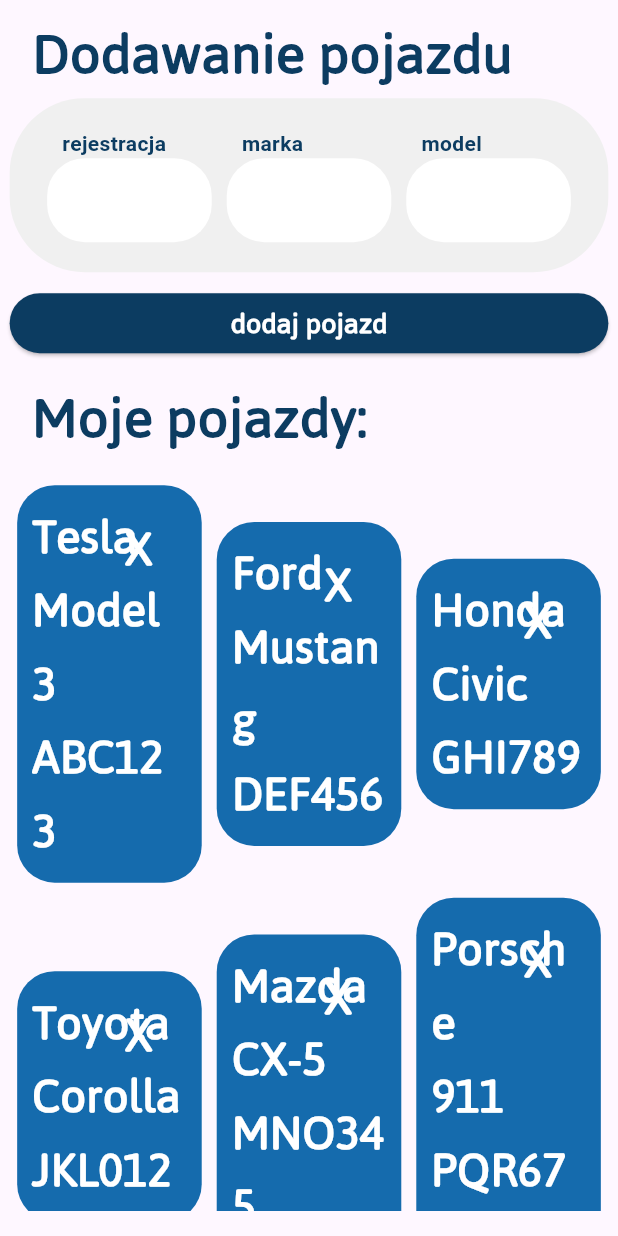
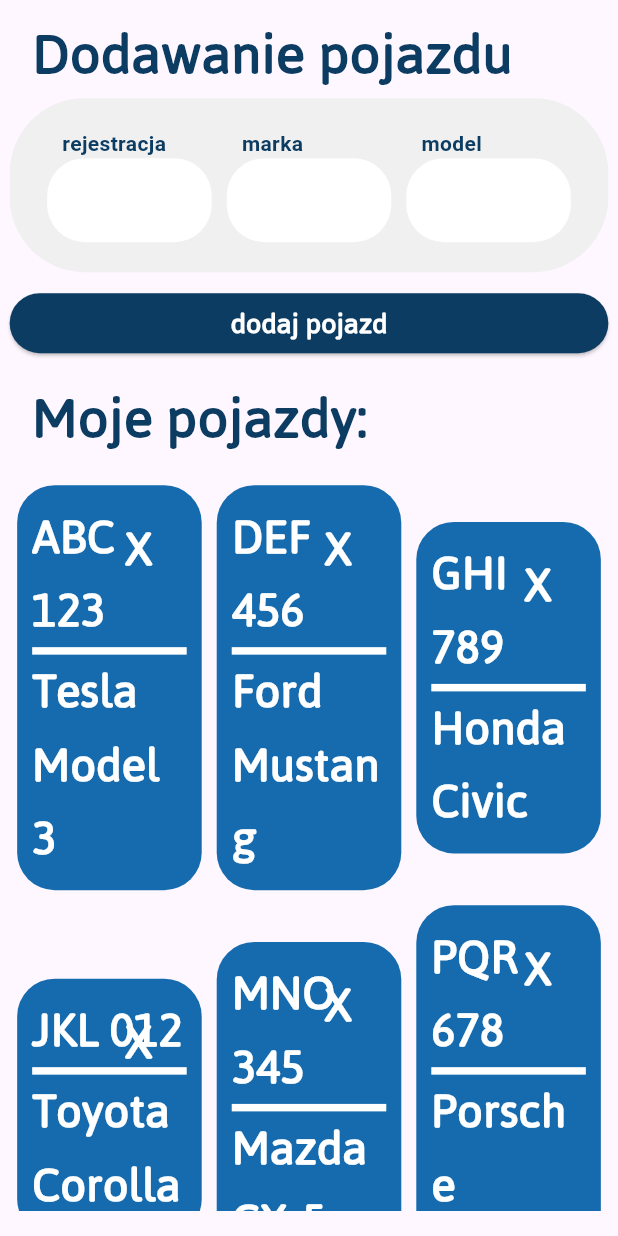
Before and after one commit to adamszada/ParkingOS, a Flutter app: the AddVehiclePage screen opened directly, after a tap on "dodaj pojazd", on a phone screen of 412 x 824 dp. Run offline on Flutter 3.47's test engine with Material 3 defaults, Android fonts, the phone set to English and light mode, and no system bars.

Commit message:
Add adding vehicles

```diff
--- a/Frontend/parkingos/lib/add_vehicle_page.dart
+++ b/Frontend/parkingos/lib/add_vehicle_page.dart
@@ -7,21 +7,24 @@
 }
 
 List<Vehicle> vehicles = [
-  Vehicle(registration: 'ABC123', model: 'Model 3', brand: 'Tesla'),
-  Vehicle(registration: 'DEF456', model: 'Mustang', brand: 'Ford'),
-  Vehicle(registration: 'GHI789', model: 'Civic', brand: 'Honda'),
-  Vehicle(registration: 'JKL012', model: 'Corolla', brand: 'Toyota'),
-  Vehicle(registration: 'MNO345', model: 'CX-5', brand: 'Mazda'),
-  Vehicle(registration: 'PQR678', model: '911', brand: 'Porsche'),
-  Vehicle(registration: 'STU901', model: 'X7', brand: 'BMW'),
-  Vehicle(registration: 'VWX234', model: 'A8', brand: 'Audi'),
-  Vehicle(registration: 'YZA567', model: 'Camry', brand: 'Toyota'),
-  Vehicle(registration: 'BCD890', model: 'Cherokee', brand: 'Jeep')
+  Vehicle(registration: 'ABC 123', model: 'Model 3', brand: 'Tesla'),
+  Vehicle(registration: 'DEF 456', model: 'Mustang', brand: 'Ford'),
+  Vehicle(registration: 'GHI 789', model: 'Civic', brand: 'Honda'),
+  Vehicle(registration: 'JKL 012', model: 'Corolla', brand: 'Toyota'),
+  Vehicle(registration: 'MNO 345', model: 'CX-5', brand: 'Mazda'),
+  Vehicle(registration: 'PQR 678', model: '911', brand: 'Porsche'),
+  Vehicle(registration: 'STU 901', model: 'X7', brand: 'BMW'),
+  Vehicle(registration: 'VWX 234', model: 'A8', brand: 'Audi'),
+  Vehicle(registration: 'YZA 567', model: 'Camry', brand: 'Toyota'),
+  Vehicle(registration: 'BCD 890', model: 'Cherokee', brand: 'Jeep')
 ];
 
 class _AddVehiclePageState extends State<AddVehiclePage> {
   @override
   Widget build(BuildContext context) {
+    TextEditingController brandController = TextEditingController();
+    TextEditingController modelController = TextEditingController();
+    TextEditingController registrationController = TextEditingController();
     return Scaffold(
         body: Padding(
             padding: EdgeInsets.symmetric(
@@ -68,6 +71,7 @@
                                   ),
                                 ),
                                 TextField(
+                                  controller: registrationController,
                                   decoration: InputDecoration(
                                     filled: true,
                                     fillColor: Colors.white,
@@ -97,6 +101,7 @@
                                   ),
                                 ),
                                 TextField(
+                                  controller: brandController,
                                   decoration: InputDecoration(
                                     filled: true,
                                     fillColor: Colors.white,
@@ -126,6 +131,7 @@
                                   ),
                                 ),
                                 TextField(
+                                  controller: modelController,
                                   decoration: InputDecoration(
                                     filled: true,
                                     fillColor: Colors.white,
@@ -147,7 +153,22 @@
                     children: [
                       Expanded(
                           child: ElevatedButton(
-                              onPressed: () {},
+                              onPressed: () {
+                                setState(() {
+                                  if (registrationController.text != "" &&
+                                      modelController.text != "" &&
+                                      brandController.text != "") {
+                                    vehicles.add(Vehicle(
+                                        registration:
+                                            registrationController.text,
+                                        model: modelController.text,
+                                        brand: brandController.text));
+                                    registrationController.text = "";
+                                    modelController.text = "";
+                                    brandController.text = "";
+                                  }
+                                });
+                              },
                               style: ElevatedButton.styleFrom(
                                 backgroundColor: const Color(0xFF0C3C61),
                                 shape: RoundedRectangleBorder(
@@ -230,6 +251,21 @@
                     mainAxisAlignment: MainAxisAlignment.start,
                     children: [
                       Text(
+                        vehicles[index * 3 + rowIndex].registration,
+                        textAlign: TextAlign.left,
+                        style: TextStyle(
+                            fontSize: MediaQuery.of(context).size.height / 24,
+                            color: Colors.white,
+                            fontWeight: FontWeight.w900,
+                            fontFamily: 'Jaldi'),
+                      ),
+                      SizedBox(
+                        child: Container(
+                          color: Colors.white,
+                          height: 5,
+                        ),
+                      ),
+                      Text(
                         vehicles[index * 3 + rowIndex].brand,
                         textAlign: TextAlign.left,
                         style: TextStyle(
@@ -240,15 +276,6 @@
                       ),
                       Text(
                         vehicles[index * 3 + rowIndex].model,
-                        textAlign: TextAlign.left,
-                        style: TextStyle(
-                            fontSize: MediaQuery.of(context).size.height / 24,
-                            color: Colors.white,
-                            fontWeight: FontWeight.w900,
-                            fontFamily: 'Jaldi'),
-                      ),
-                      Text(
-                        vehicles[index * 3 + rowIndex].registration,
                         textAlign: TextAlign.left,
                         style: TextStyle(
                             fontSize: MediaQuery.of(context).size.height / 24,
```
